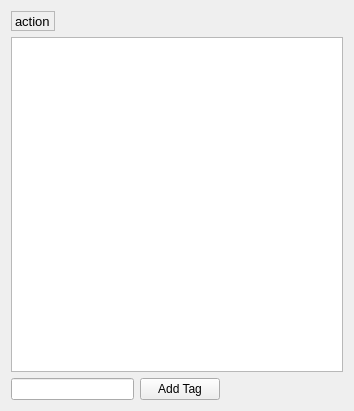
fontmatrix/fontmatrix, file src/fontaction.ui: the form before one commit.
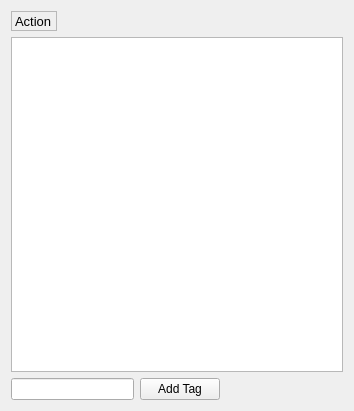
The form after the commit.

What changed in the file:
```diff
--- a/src/fontaction.ui
+++ b/src/fontaction.ui
@@ -29,7 +29,7 @@
           <enum>QFrame::StyledPanel</enum>
          </property>
          <property name="text" >
-          <string>action</string>
+          <string>Action</string>
          </property>
          <property name="alignment" >
           <set>Qt::AlignLeading|Qt::AlignLeft|Qt::AlignVCenter</set>
```
